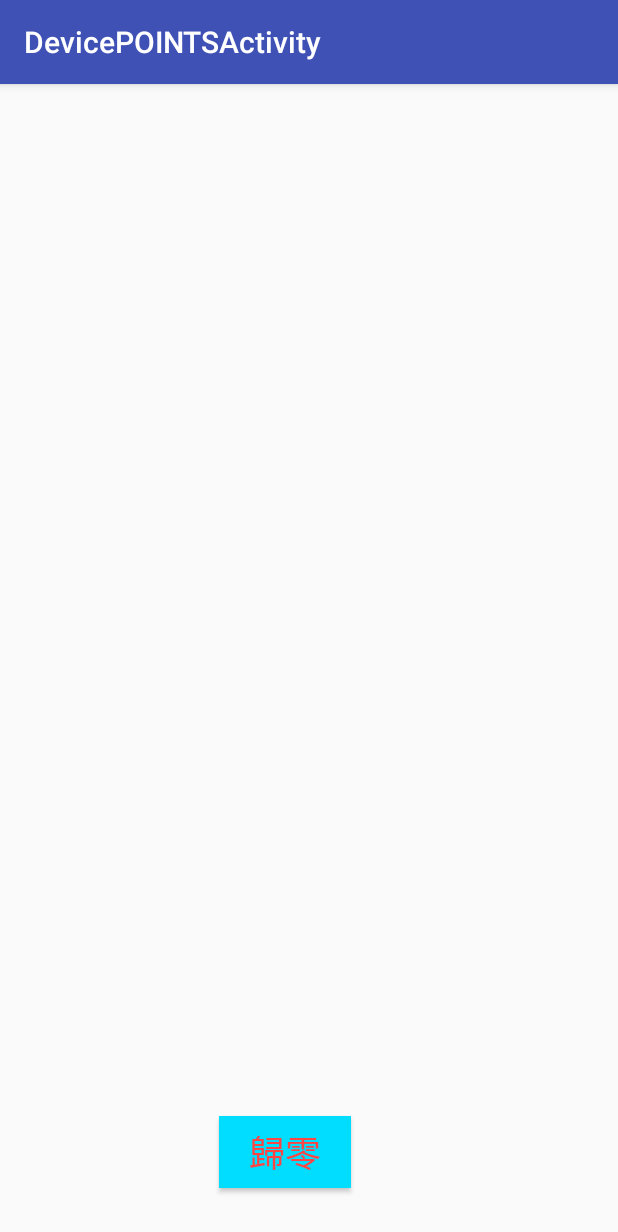
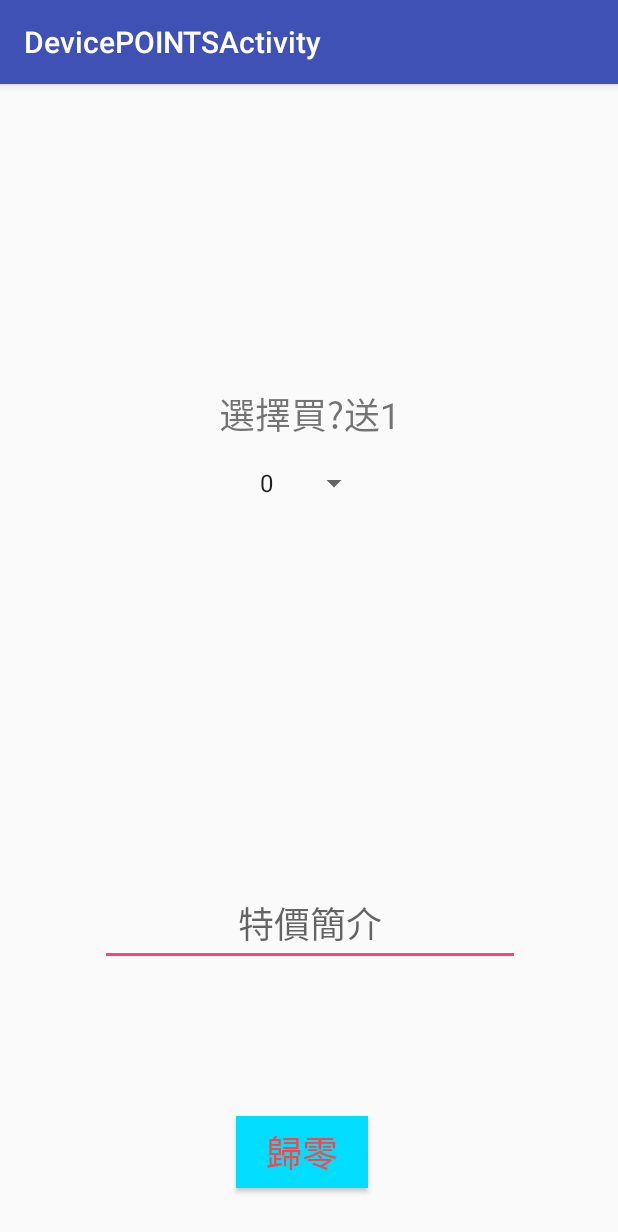
Before and after one commit to imonkey1220/E4GO, an Android app: the DevicePOINTSActivity screen opened directly, with no data from a screen before it, on a phone screen of 412 x 824 dp. Shown: the top 1232 px of the screen. Run offline under Robolectric (Android 15) with nearby library versions, the phone set to English and light mode, and no system bars; our stand-ins replace Firebase (no records; nobody signed in at launch, a user with empty details on screens opened directly); 4 statements that could not run were skipped.

Commit message:
start here

```diff
--- a/app/src/main/java/tw/imonkey/e4go/DevicePOINTSActivity.java
+++ b/app/src/main/java/tw/imonkey/e4go/DevicePOINTSActivity.java
@@ -6,6 +6,11 @@ import android.support.v7.app.AlertDialog;
 import android.support.v7.app.AppCompatActivity;
 import android.support.v7.widget.Toolbar;
 import android.view.View;
+import android.widget.AdapterView;
+import android.widget.ArrayAdapter;
+import android.widget.EditText;
+import android.widget.Spinner;
+import android.widget.Toast;
 
 import com.google.firebase.database.DataSnapshot;
 import com.google.firebase.database.DatabaseError;
@@ -14,7 +19,9 @@ import com.google.firebase.database.FirebaseDatabase;
 import com.google.firebase.database.ServerValue;
 import com.google.firebase.database.ValueEventListener;
 
+import java.util.ArrayList;
 import java.util.HashMap;
+import java.util.List;
 import java.util.Map;
 
 public class DevicePOINTSActivity extends AppCompatActivity {
@@ -26,9 +33,11 @@ public class DevicePOINTSActivity extends AppCompatActivity {
     public static final String devicePrefs = "devicePrefs";
     DatabaseReference mFriends, mDevice;
     String deviceId, memberEmail;
+    Integer buyTimes=0;
     int ACT;
     boolean master;
-
+    Spinner spBuyTimes;
+    EditText ETDescription;
     @Override
     protected void onCreate(Bundle savedInstanceState) {
         super.onCreate(savedInstanceState);
@@ -39,12 +48,13 @@ public class DevicePOINTSActivity extends AppCompatActivity {
         deviceId = extras.getString("deviceId");
         memberEmail = extras.getString("memberEmail");
         master = extras.getBoolean("master");
-        mDevice=FirebaseDatabase.getInstance().getReference("/DEVICE/"+deviceId+"/ACT/");
-        mDevice.addValueEventListener(new ValueEventListener() {
+        ETDescription=(EditText) findViewById(R.id.editTextPOINTSDescription);
+        mDevice=FirebaseDatabase.getInstance().getReference("/DEVICE/"+deviceId);
+        mDevice.child("ACT").addValueEventListener(new ValueEventListener() {
             @Override
             public void onDataChange(DataSnapshot snapshot) {
                 if(snapshot==null){
-                    ACT=1;
+                    ACT=0;
                 }else {
                     ACT = Integer.parseInt(snapshot.getValue().toString());
                 }
@@ -60,6 +70,49 @@ public class DevicePOINTSActivity extends AppCompatActivity {
             }
         });
 
+        // Spinner element
+         spBuyTimes= (Spinner) findViewById(R.id.spinnerBuyTimes);
+        // Spinner Drop down elements
+        final List<Integer> items = new ArrayList<>();
+        items.add(0);
+        items.add(1);
+        items.add(2);
+        items.add(3);
+        items.add(4);
+        items.add(5);
+        items.add(6);
+        items.add(7);
+        items.add(8);
+        items.add(9);
+        items.add(10);
+        items.add(15);
+        items.add(20);
+        items.add(25);
+        items.add(30);
+        items.add(40);
+        items.add(50);
+        items.add(100);
+        // Creating adapter for spinner
+        ArrayAdapter<Integer> dataAdapter = new ArrayAdapter<>(this, android.R.layout.simple_spinner_item, items);
+
+        // Drop down layout style - list view with radio button
+        dataAdapter.setDropDownViewResource(android.R.layout.simple_spinner_dropdown_item);
+
+        // attaching data adapter to spinner
+        spBuyTimes.setAdapter(dataAdapter);
+        spBuyTimes.setOnItemSelectedListener(new AdapterView.OnItemSelectedListener() {
+            @Override
+            public void onItemSelected(AdapterView<?> parent, View view, int position, long id) {
+                Toast.makeText(DevicePOINTSActivity.this, "你選的是" + items.get(position), Toast.LENGTH_SHORT).show();
+                buyTimes=items.get(position);
+            }
+
+            @Override
+            public void onNothingSelected(AdapterView<?> parent) {
+
+            }
+        });
+
     }
 
     public void reset(View v){
@@ -68,7 +121,9 @@ public class DevicePOINTSActivity extends AppCompatActivity {
                 .setCancelable(true)
                 .setPositiveButton("OK", new DialogInterface.OnClickListener() {
                     public void onClick(DialogInterface dialog, int id) {
-                        mDevice.setValue(ACT+1);
+                        mDevice.child("ACT").setValue(ACT+1);
+                        mDevice.child("BUYTIMES").setValue(buyTimes);
+                        mDevice.child("DESCRIPTION").setValue(ETDescription.getText());
                     }
                 });
         AlertDialog alert = builder.create();
--- a/app/src/main/res/layout/content_devicepoints.xml
+++ b/app/src/main/res/layout/content_devicepoints.xml
@@ -7,6 +7,20 @@
     app:layout_behavior="@string/appbar_scrolling_view_behavior"
     tools:context="tw.imonkey.e4go.DevicePOINTSActivity"
     tools:showIn="@layout/activity_devicepoints">
+
+    <Spinner
+        android:id="@+id/spinnerBuyTimes"
+        android:layout_width="wrap_content"
+        android:layout_height="wrap_content"
+        android:layout_marginBottom="8dp"
+        android:layout_marginLeft="8dp"
+        android:layout_marginRight="8dp"
+        android:layout_marginTop="8dp"
+        android:layout_weight="1"
+        app:layout_constraintBottom_toTopOf="@+id/editTextPOINTSDescription"
+        app:layout_constraintLeft_toLeftOf="parent"
+        app:layout_constraintRight_toRightOf="parent"
+        app:layout_constraintTop_toTopOf="parent" />
 
     <Button
         android:id="@+id/buttonReset"
@@ -23,7 +37,37 @@
         android:textColor="@android:color/holo_red_light"
         android:textSize="24sp"
         app:layout_constraintBottom_toBottomOf="parent"
-        app:layout_constraintHorizontal_bias="0.449"
+        app:layout_constraintHorizontal_bias="0.484"
+        app:layout_constraintLeft_toLeftOf="parent"
+        app:layout_constraintRight_toRightOf="parent" />
+
+    <EditText
+        android:id="@+id/editTextPOINTSDescription"
+        android:layout_width="wrap_content"
+        android:layout_height="wrap_content"
+        android:layout_marginBottom="100dp"
+        android:layout_marginLeft="8dp"
+        android:layout_marginRight="8dp"
+        android:ems="10"
+        android:hint="特價簡介"
+        android:inputType="textMultiLine"
+        android:textAlignment="center"
+        android:textSize="24sp"
+        app:layout_constraintBottom_toTopOf="@+id/buttonReset"
+        app:layout_constraintHorizontal_bias="0.503"
+        app:layout_constraintLeft_toLeftOf="parent"
+        app:layout_constraintRight_toRightOf="parent" />
+
+    <TextView
+        android:id="@+id/textView"
+        android:layout_width="wrap_content"
+        android:layout_height="wrap_content"
+        android:layout_marginBottom="16dp"
+        android:layout_marginLeft="8dp"
+        android:layout_marginRight="8dp"
+        android:text="選擇買?送1"
+        android:textSize="24sp"
+        app:layout_constraintBottom_toTopOf="@+id/spinnerBuyTimes"
         app:layout_constraintLeft_toLeftOf="parent"
         app:layout_constraintRight_toRightOf="parent" />
 
```
